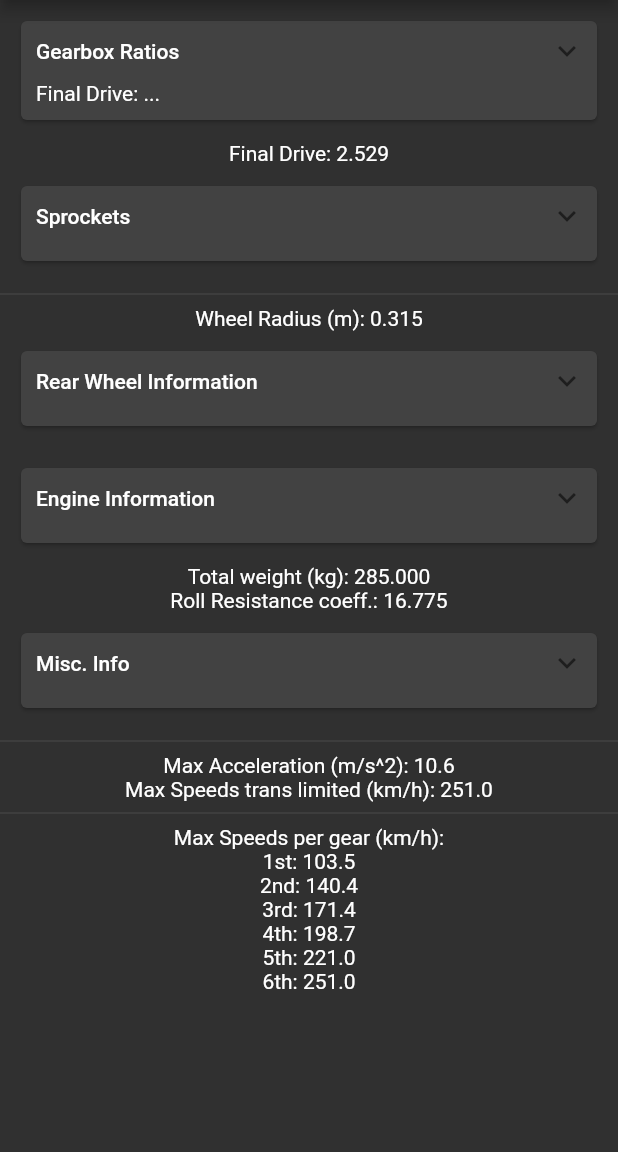
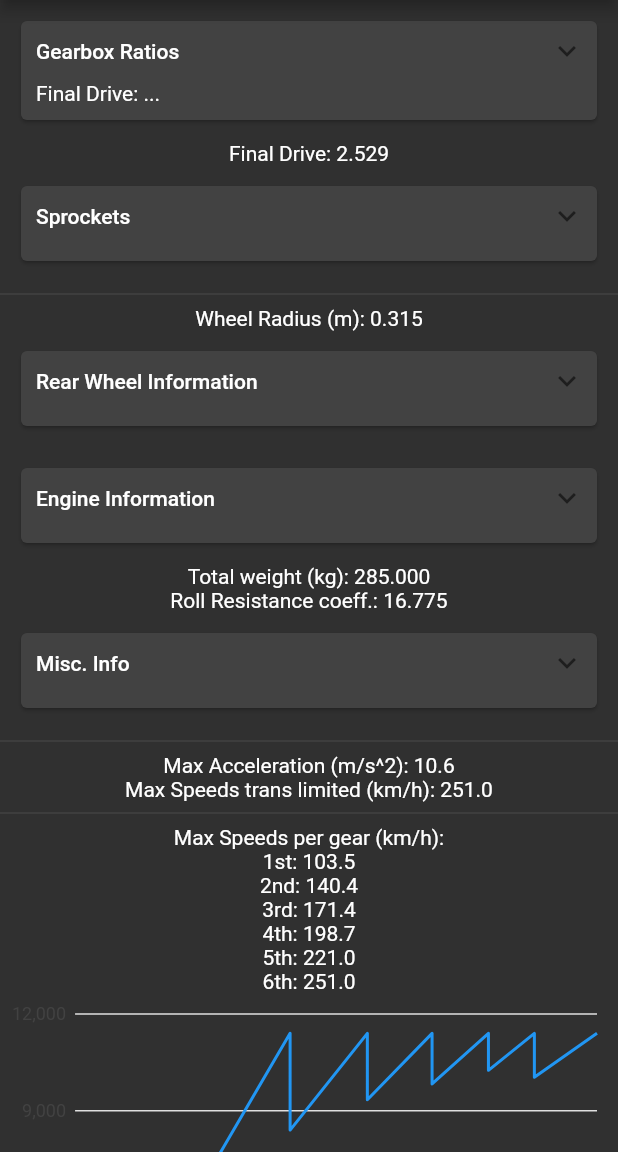
Before and after one commit to vvolkgang/gearhead, a Flutter app: the screen it shows after launch, on a phone screen of 412 x 824 dp, the part 84-1236 px from its top. Run offline on Flutter 3.47's test engine with Material 2 defaults, Android fonts, the phone set to English and light mode, and no system bars; drawn by our look-alikes of expandable; our stand-ins replace charts_flutter.

Commit message:
added speed by rpm plot

```diff
--- a/lib/BikeModel.dart
+++ b/lib/BikeModel.dart
@@ -1,6 +1,14 @@
 import 'dart:math';
 
 import 'package:flutter/foundation.dart';
+import 'package:charts_flutter/flutter.dart' as charts;
+
+class SpeedForRpm {
+  final double speed;
+  final int rpm;
+
+  SpeedForRpm(this.speed, this.rpm);
+}
 
 /// Motorbike gearing model
 class BikeModel extends ChangeNotifier {
@@ -56,16 +64,52 @@ class BikeModel extends ChangeNotifier {
 
   double get maxSpeedTransLimited => getMaxSpeedForGear(_gearing.length - 1);
 
-  double getMaxSpeedForGear(int i) {
-    return (_maxRpm * 2.0 * pi / 60 / (_gearing[0] * _gearing[i] * finalDrive)) *
-        ((_rimSize * 0.0254 / 2) + ((_tireWidth * _tireAspectRation) / 100000)) *
-        3.6;
-  }
+  double getMaxSpeedForGear(int i) =>
+      (_maxRpm * 2.0 * pi / 60 / (_gearing[0] * _gearing[i] * finalDrive)) *
+      ((_rimSize * 0.0254 / 2) + ((_tireWidth * _tireAspectRation) / 100000)) *
+      3.6;
 
-  double getSpeedForRpmAndGear(int rpm, int gear) {
-    return (rpm * 2.0 * pi / 60 / (_gearing[0] * _gearing[gear] * finalDrive)) *
-        ((_rimSize * 0.0254 / 2) + ((_tireWidth * _tireAspectRation) / 100000)) *
-        3.6;
+  double getSpeedForRpmAndGear(int rpm, int gear) =>
+      (rpm * 2.0 * pi / 60 / (_gearing[0] * _gearing[gear] * finalDrive)) *
+      ((_rimSize * 0.0254 / 2) + ((_tireWidth * _tireAspectRation) / 100000)) *
+      3.6;
+
+  double getRadPerSec(int rpm) => rpm * 2 * pi / 60;
+  double getSpeedMeterPerSec(int speedInKmh) => speedInKmh * 1000 / 3600;
+
+  int gearChangeRpm(int fromGear, int toGear) => fromGear <= 0 ? 0 : (_maxRpm * _gearing[toGear] / _gearing[fromGear]).round();
+
+  List<charts.Series<SpeedForRpm, int>> createSpeedPerRpmData() {
+    List<SpeedForRpm> dataList = new List<SpeedForRpm>();
+    dataList.add(SpeedForRpm(0, 0));
+    dataList.add(SpeedForRpm(getMaxSpeedForGear(1), _maxRpm));
+
+    dataList.add(SpeedForRpm(getSpeedForRpmAndGear(gearChangeRpm(1, 2), 2), gearChangeRpm(1, 2)));
+    dataList.add(SpeedForRpm(getMaxSpeedForGear(2), _maxRpm));
+
+    dataList.add(SpeedForRpm(getSpeedForRpmAndGear(gearChangeRpm(2, 3), 3), gearChangeRpm(2, 3)));
+    dataList.add(SpeedForRpm(getMaxSpeedForGear(3), _maxRpm));
+
+    dataList.add(SpeedForRpm(getSpeedForRpmAndGear(gearChangeRpm(3, 4), 4), gearChangeRpm(3, 4)));
+    dataList.add(SpeedForRpm(getMaxSpeedForGear(4), _maxRpm));
+
+    dataList.add(SpeedForRpm(getSpeedForRpmAndGear(gearChangeRpm(4, 5), 5), gearChangeRpm(4, 5)));
+    dataList.add(SpeedForRpm(getMaxSpeedForGear(5), _maxRpm));
+
+    dataList.add(SpeedForRpm(getSpeedForRpmAndGear(gearChangeRpm(5, 6), 6), gearChangeRpm(5, 6)));
+    dataList.add(SpeedForRpm(getMaxSpeedForGear(6), _maxRpm));
+    // for (var i = 1; i > _gearing.length; i++) {
+    //   dataList.add(SpeedForRpm(getMaxSpeedForGear(i), gearChangeRpm(i - 1, i)));
+    // }
+
+    return [
+      charts.Series<SpeedForRpm, int>(
+        id: 'Speed Plot',
+        domainFn: (SpeedForRpm data, _) => data.speed.toInt(),
+        measureFn: (SpeedForRpm data, _) => data.rpm,
+        data: dataList,
+      )
+    ];
   }
 
   void setGearing(int gear, double gearing) {
--- a/lib/main.dart
+++ b/lib/main.dart
@@ -4,6 +4,7 @@ import 'package:expandable/expandable.dart';
 import 'package:flutter/material.dart';
 import 'BikeModel.dart';
 import 'NumericFormField.dart';
+import 'package:charts_flutter/flutter.dart' as charts;
 
 void main() {
   runApp(MyApp());
@@ -104,6 +105,12 @@ class _MyHomePageState extends State<MyHomePage> {
               Text('4th: ${bikeModel.getMaxSpeedForGear(4).toStringAsFixed(1)}'),
               Text('5th: ${bikeModel.getMaxSpeedForGear(5).toStringAsFixed(1)}'),
               Text('6th: ${bikeModel.getMaxSpeedForGear(6).toStringAsFixed(1)}'),
+              SizedBox(
+                height: 300,
+                child: charts.LineChart(bikeModel.createSpeedPerRpmData(), animate: true, behaviors: [
+                  charts.PanAndZoomBehavior(),
+                ]),
+              ),
               const Padding(
                 padding: EdgeInsets.only(bottom: 200),
               ),
```
